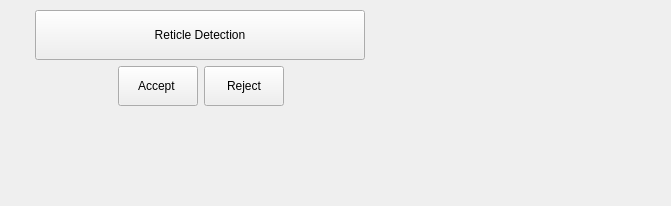
First picture: the form in ui/reticle_calib.ui, repository AllenNeuralDynamics/parallax, before the edit.
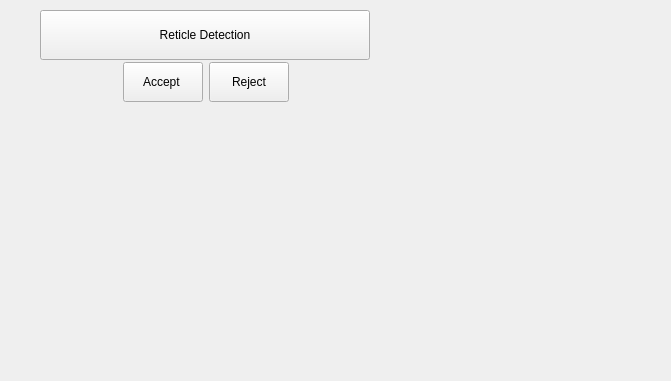
Second picture: the form after the edit. Icons and pictures are not drawn.

Commit message: Display coordination detect result on the App. (RMSE of coordinates reprojection)

The edit to the form file:
```diff
--- a/ui/reticle_calib.ui
+++ b/ui/reticle_calib.ui
@@ -7,7 +7,7 @@
     <x>0</x>
     <y>0</y>
     <width>671</width>
-    <height>206</height>
+    <height>381</height>
    </rect>
   </property>
   <property name="minimumSize">
@@ -24,8 +24,8 @@
     <rect>
      <x>30</x>
      <y>10</y>
-     <width>341</width>
-     <height>101</height>
+     <width>351</width>
+     <height>244</height>
     </rect>
    </property>
    <layout class="QGridLayout" name="gridLayout">
@@ -128,6 +128,35 @@
       </property>
      </widget>
     </item>
+    <item row="1" column="0">
+     <spacer name="horizontalSpacer_4">
+      <property name="orientation">
+       <enum>Qt::Horizontal</enum>
+      </property>
+      <property name="sizeHint" stdset="0">
+       <size>
+        <width>40</width>
+        <height>20</height>
+       </size>
+      </property>
+     </spacer>
+    </item>
+    <item row="2" column="0" colspan="4">
+     <widget class="QLabel" name="calibrationResultLabel">
+      <property name="minimumSize">
+       <size>
+        <width>0</width>
+        <height>150</height>
+       </size>
+      </property>
+      <property name="text">
+       <string/>
+      </property>
+      <property name="alignment">
+       <set>Qt::AlignHCenter|Qt::AlignTop</set>
+      </property>
+     </widget>
+    </item>
    </layout>
   </widget>
  </widget>
```
Left out of the diff: 39 changed lines with no effect on the pictures. The commit also changes 2 other files.
